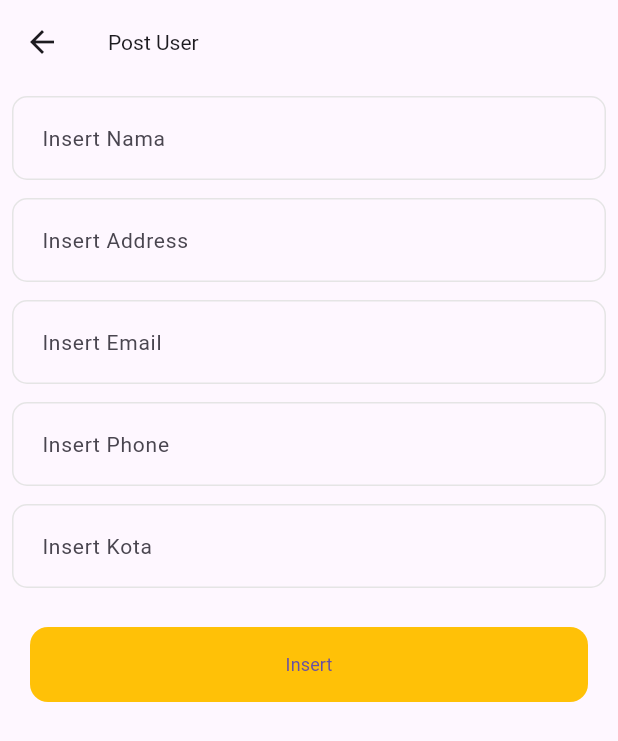
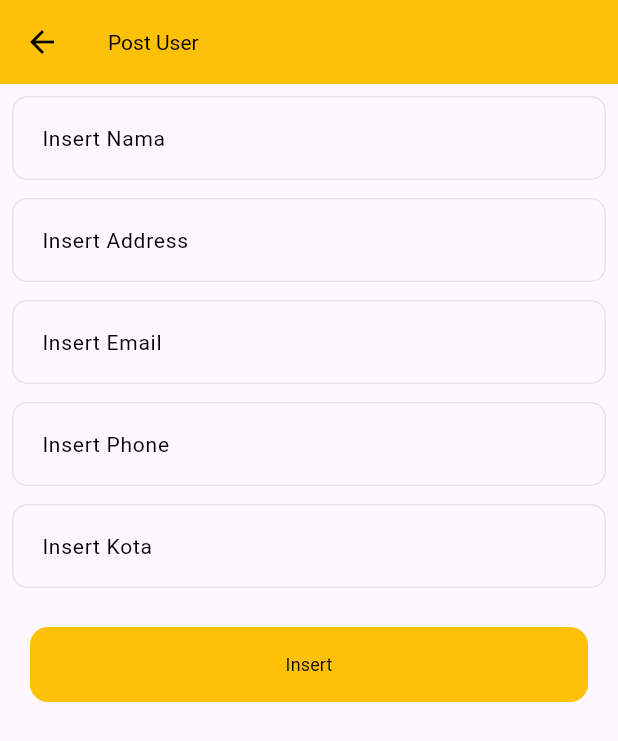
Before and after one commit to ghifariakbar01/alarm_gameconsign, a Flutter app: the screen it shows after launch, after a tap on the "add" icon, on a phone screen of 412 x 824 dp. Shown: the top 741 px of the screen. Run offline on Flutter 3.47's test engine with Material 3 defaults, Android fonts, the light colour scheme and no system bars; our stand-ins replace dio, flutter_bloc, flutter_hooks, flutter_keyboard_visibility, fpdart, freezed_annotation and 3 more; network calls fail.

Commit message:
chore(runner) : implement GetX as route management
Build route names, pages, and implement GetX navigation on codebase.

Chore #7

```diff
--- a/lib/core/navigation.dart
+++ b/lib/core/navigation.dart
@@ -1,41 +1,26 @@
-import 'package:flutter/material.dart';
+import 'package:get/route_manager.dart';
 
 import '../presentation/page/home_page.dart';
+import '../presentation/page/insert_page.dart';
+import '../presentation/page/unknown_page.dart';
 import 'routes.dart';
 
 class PageRoutes {
   PageRoutes();
-  Route<dynamic> onGenerateRoute(RouteSettings routeSettings) {
-    return MaterialPageRoute(
-      settings: routeSettings,
-      builder: (_) => _getPageRoute(routeSettings),
-    );
-  }
 
-  Widget _getPageRoute(RouteSettings routeSettings) {
-    try {
-      switch (routeSettings.name) {
-        case Routes.homePage:
-          return const HomePage();
-        default:
-          return _UnderMaintanancePage(
-              message: 'No route defined for ${routeSettings.name}');
-      }
-    } on Error catch (e) {
-      return _UnderMaintanancePage(message: e);
-    } catch (e) {
-      return _UnderMaintanancePage(message: e);
-    }
-  }
+  static GetPage unknownPage() => GetPage(
+        name: Routes.unknownPage,
+        page: () => const UnknownPage(),
+      );
+
+  static List<GetPage> pages() => [
+        GetPage(
+          name: Routes.homePage,
+          page: () => const HomePage(),
+        ),
+        GetPage(
+          name: Routes.insertPage,
+          page: () => const InsertPage(),
+        ),
+      ];
 }
-
-class _UnderMaintanancePage extends StatelessWidget {
-  final dynamic message;
-  const _UnderMaintanancePage({Key? key, required this.message})
-      : super(key: key);
-
-  @override
-  Widget build(BuildContext context) {
-    return Center(child: Text("Page tidak dapat ditemukan : $message"));
-  }
-}
--- /dev/null
+++ b/lib/core/providers.dart
@@ -0,0 +1,27 @@
+import 'package:flutter/material.dart';
+import 'package:flutter_bloc/flutter_bloc.dart';
+
+import '../presentation/bloc/cud_user/cud_user_bloc.dart';
+import '../presentation/bloc/user/user_bloc.dart';
+import '../presentation/cubit/filter_cubit.dart';
+import 'injection.dart';
+
+class Providers {
+  final BuildContext context;
+
+  Providers(this.context);
+
+  List<BlocProvider> get providers => _providers;
+
+  final List<BlocProvider> _providers = [
+    BlocProvider<FilterCubit>(
+      create: (BuildContext context) => FilterCubit(),
+    ),
+    BlocProvider<CudUserBloc>(
+      create: (BuildContext context) => CudUserBloc(sl()),
+    ),
+    BlocProvider<UserBloc>(
+      create: (BuildContext context) => userSl..add(GetUser()),
+    ),
+  ];
+}
--- a/lib/core/routes.dart
+++ b/lib/core/routes.dart
@@ -1,4 +1,5 @@
 class Routes {
-  static const String splash = '/';
-  static const String homePage = '/home';
+  static const String homePage = '/';
+  static const String insertPage = '/insert';
+  static const String unknownPage = '/unknown';
 }
--- a/lib/main.dart
+++ b/lib/main.dart
@@ -4,16 +4,13 @@ import 'package:flutter/material.dart';
 
 import 'package:accurative/core/injection.dart' as di;
 import 'package:flutter_bloc/flutter_bloc.dart';
+import 'package:get/route_manager.dart';
 
-import 'core/injection.dart';
 import 'core/navigation.dart';
 
-import 'presentation/bloc/cud_user/cud_user_bloc.dart';
-import 'presentation/bloc/user/user_bloc.dart';
-import 'presentation/cubit/filter_cubit.dart';
+import 'core/providers.dart';
+import 'core/routes.dart';
 import 'presentation/page/home_page.dart';
-
-final pageRoutes = di.sl<PageRoutes>();
 
 void main() {
   runZonedGuarded(() async {
@@ -42,21 +39,13 @@ class _MyAppState extends State<MyApp> {
   @override
   Widget build(BuildContext context) {
     return MultiBlocProvider(
-      providers: [
-        BlocProvider<FilterCubit>(
-          create: (BuildContext context) => FilterCubit(),
-        ),
-        BlocProvider<CudUserBloc>(
-          create: (BuildContext context) => CudUserBloc(sl()),
-        ),
-        BlocProvider<UserBloc>(
-          create: (BuildContext context) => userSl..add(GetUser()),
-        ),
-      ],
-      child: MaterialApp(
-        title: 'Flutter Demo',
-        onGenerateRoute: pageRoutes.onGenerateRoute,
+      providers: Providers(context).providers,
+      child: GetMaterialApp(
+        initialRoute: Routes.homePage,
+        unknownRoute: PageRoutes.unknownPage(),
+        getPages: PageRoutes.pages(),
         home: const HomePage(),
+        debugShowCheckedModeBanner: false,
       ),
     );
   }
--- a/lib/presentation/bloc/user/user_bloc.dart
+++ b/lib/presentation/bloc/user/user_bloc.dart
@@ -46,7 +46,8 @@ class UserBloc extends Bloc<UserEvent, UserState> {
       orElse: () {},
       data: (val) {
         final filtered = val
-            .where((user) => user.name.toLowerCase().contains(event.nama))
+            .where((user) =>
+                user.name.toLowerCase().contains(event.nama.toLowerCase()))
             .toList();
 
         emit(UserState.data(filtered));
--- a/lib/presentation/page/home_page.dart
+++ b/lib/presentation/page/home_page.dart
@@ -1,12 +1,14 @@
-import 'package:accurative/presentation/page/home_appbar.dart';
-import 'package:accurative/presentation/page/insert_page.dart';
 import 'package:flutter/material.dart';
 import 'package:flutter_bloc/flutter_bloc.dart';
 import 'package:flutter_hooks/flutter_hooks.dart';
 import 'package:flutter_keyboard_visibility/flutter_keyboard_visibility.dart';
+import 'package:get/route_manager.dart';
 
+import '../../core/routes.dart';
+import '../../style/style.dart';
 import '../bloc/user/user_bloc.dart';
 import '../bloc/user/user_state.dart';
+import '../widget/home_appbar_widget.dart';
 import '../widget/list_loading_widget.dart';
 import '../widget/user_list_widget.dart';
 
@@ -17,30 +19,23 @@ class HomePage extends HookWidget {
   Widget build(BuildContext context) {
     return KeyboardDismissOnTap(
       child: Scaffold(
-        appBar: const HomeAppBar(),
+        appBar: const HomeAppBarWidget(),
         body: BlocBuilder<UserBloc, UserState>(
             builder: (context, state) => state.map(
                 data: (value) {
                   final data = value.user;
                   if (data.isEmpty) return Container();
-                  return SafeArea(
-                    child: UserListWidget(
-                      data: data,
-                    ),
+                  return UserListWidget(
+                    data: data,
                   );
                 },
                 loading: (_) => const ListLoadingWidget(),
                 failure: (value) => ErrorWidget(value))),
         floatingActionButton: FloatingActionButton(
           onPressed: () {
-            Navigator.push(
-              context,
-              MaterialPageRoute<void>(
-                builder: (BuildContext context) => const InsertPage(),
-              ),
-            );
+            Get.toNamed(Routes.insertPage);
           },
-          backgroundColor: Colors.amber,
+          backgroundColor: Palette.secondaryColor,
           child: const Icon(
             Icons.add,
             color: Colors.white,
--- a/lib/presentation/page/insert_page.dart
+++ b/lib/presentation/page/insert_page.dart
@@ -1,8 +1,6 @@
 import 'package:flutter/material.dart';
 import 'package:flutter_bloc/flutter_bloc.dart';
 import 'package:flutter_hooks/flutter_hooks.dart';
-import 'package:flutter_keyboard_visibility/flutter_keyboard_visibility.dart';
-import 'package:fluttertoast/fluttertoast.dart';
 
 import '../../core/injection.dart';
 import '../../domain/dto/user_dto.dart';
@@ -26,8 +24,7 @@ class InsertPage extends HookWidget {
     final phoneController = useTextEditingController();
     final cityController = useTextEditingController();
 
-    return KeyboardDismissOnTap(
-      child: BlocListener<CudUserBloc, CudUserState>(
+    return BlocConsumer<CudUserBloc, CudUserState>(
       bloc: cudSl,
       listener: (_, state) {
         state.maybeWhen(
@@ -35,9 +32,7 @@ class InsertPage extends HookWidget {
           success: () => _onSuccess(context),
         );
       },
-        child: BlocBuilder<CudUserBloc, CudUserState>(
-          bloc: cudSl,
-          builder: (context, state) => state.maybeWhen(
+      builder: (_, state) => state.maybeWhen(
           loading: () => Scaffold(
                 appBar: AppBar(
                   automaticallyImplyLeading: false,
@@ -49,6 +44,8 @@ class InsertPage extends HookWidget {
           failure: (failure) => ErrorWidget(failure),
           orElse: () => Scaffold(
                 appBar: AppBar(
+                  backgroundColor: Palette.primaryColor,
+                  iconTheme: Themes.iconColor(),
                   title: Text(
                     'Post User',
                     style: Themes.font(14),
@@ -144,7 +141,7 @@ class InsertPage extends HookWidget {
                               height: 50,
                               decoration: BoxDecoration(
                                   borderRadius: BorderRadius.circular(12),
-                                      color: Colors.amber),
+                                  color: Palette.primaryColor),
                               child: Center(
                                 child: Text(
                                   'Insert',
@@ -157,23 +154,15 @@ class InsertPage extends HookWidget {
                   ),
                 ),
               )),
-        ),
-      ),
     );
   }
 
   _onSuccess(BuildContext context) {
-    Fluttertoast.showToast(
-      msg: "Sukses Input",
-      fontSize: 12.0,
-      timeInSecForIosWeb: 1,
-      textColor: Colors.white,
-      gravity: ToastGravity.CENTER,
+    ScaffoldMessenger.of(context).showSnackBar(const SnackBar(
+      content: Text('Sukses Create'),
       backgroundColor: Colors.green,
-      toastLength: Toast.LENGTH_SHORT,
-    ).then((_) {
+    ));
     userSl.add(GetUser());
     Navigator.pop(context);
-    });
   }
 }
--- a/lib/presentation/widget/base_shimmer_widget.dart
+++ b/lib/presentation/widget/base_shimmer_widget.dart
@@ -6,11 +6,11 @@ class BaseShimmerWidget extends StatelessWidget {
   final bool forceWrap;
   final double radius;
   const BaseShimmerWidget({
-    Key? key,
+    super.key,
     required this.child,
     this.forceWrap = false,
     this.radius = 4,
-  }) : super(key: key);
+  });
 
   @override
   Widget build(BuildContext context) {
--- a/lib/presentation/page/home_appbar.dart
+++ b/lib/presentation/widget/home_appbar_widget.dart
@@ -1,13 +1,14 @@
 import 'package:flutter/material.dart';
 import 'package:flutter_hooks/flutter_hooks.dart';
+import 'package:get/route_manager.dart';
 
 import '../../core/injection.dart';
 import '../../style/style.dart';
 import '../bloc/user/user_bloc.dart';
-import '../widget/filter_bottom_widget.dart';
+import 'filter/filter_bottom_widget.dart';
 
-class HomeAppBar extends HookWidget implements PreferredSizeWidget {
-  const HomeAppBar({super.key});
+class HomeAppBarWidget extends HookWidget implements PreferredSizeWidget {
+  const HomeAppBarWidget({super.key});
 
   @override
   Widget build(BuildContext context) {
@@ -18,10 +19,13 @@ class HomeAppBar extends HookWidget implements PreferredSizeWidget {
     return AppBar(
       toolbarHeight: 80,
       leadingWidth: isSearching.value ? double.infinity : 100,
-      backgroundColor: Colors.amber,
+      backgroundColor: Palette.secondaryColor,
       title: TextFormField(
         controller: controller,
-        onTap: () => isSearching.value = true,
+        onTap: () {
+          userSl.add(GetUser());
+          isSearching.value = true;
+        },
         onTapOutside: (_) => isSearching.value = false,
         onFieldSubmitted: (value) {
           if (value.isNotEmpty) {
@@ -31,18 +35,17 @@ class HomeAppBar extends HookWidget implements PreferredSizeWidget {
             isSearching.value = false;
           }
         },
-        decoration: Themes.formStyle('Search User'),
+        style: Themes.font(14, color: Colors.white),
+        decoration: Themes.formStyle('Search User', textColor: Colors.white),
       ),
       actions: isSearching.value
           ? []
           : [
               IconButton(
                   onPressed: () {
-                    showModalBottomSheet(
-                      context: context,
-                      isScrollControlled: true,
-                      builder: (context) => const FilterBottomWidget(),
-                    );
+                    userSl.add(GetUser());
+                    Get.bottomSheet(
+                        isScrollControlled: true, const FilterBottomWidget());
                   },
                   icon: const Icon(Icons.sort)),
               IconButton(
--- a/lib/style/src/palette.dart
+++ b/lib/style/src/palette.dart
@@ -2,6 +2,7 @@
 
 class Palette {
   static const primaryColor = Colors.amber;
-  static const primaryAccent = Colors.amberAccent;
-  static const grey = Color(0xffE5E5E5);
+  static const secondaryColor = Colors.indigo;
+  static const outlineColor = Color(0xffE5E5E5);
+  static const errorColor = Colors.red;
 }
--- a/lib/style/src/themes.dart
+++ b/lib/style/src/themes.dart
@@ -8,39 +8,53 @@ mixin Themes {
     TextDecoration? decoration,
   }) {
     return TextStyle(
-      color: color,
       fontSize: fontSize,
       decoration: decoration,
+      color: color ?? Colors.black,
       fontWeight: fontWeight ?? FontWeight.normal,
     );
   }
 
-  static OutlineInputBorder notFocused({Color? color}) {
-    return OutlineInputBorder(
-        borderRadius: const BorderRadius.all(Radius.circular(10)),
-        borderSide: BorderSide(color: color ?? Palette.grey));
+  static IconThemeData iconColor({Color? color}) {
+    return IconThemeData(color: color ?? Colors.black);
   }
 
-  static OutlineInputBorder focused({Color? color}) {
-    return OutlineInputBorder(
-        borderRadius: const BorderRadius.all(Radius.circular(10)),
-        borderSide: BorderSide(color: color ?? Palette.primaryColor));
+  static OutlineInputBorder notFocused() {
+    return const OutlineInputBorder(
+        borderRadius: BorderRadius.all(Radius.circular(10)),
+        borderSide: BorderSide(color: Palette.outlineColor));
   }
 
-  static InputDecoration formStyle(String hintText, {Widget? icon}) {
+  static OutlineInputBorder focused() {
+    return const OutlineInputBorder(
+        borderRadius: BorderRadius.all(Radius.circular(10)),
+        borderSide: BorderSide(color: Palette.primaryColor));
+  }
+
+  static OutlineInputBorder error() {
+    return const OutlineInputBorder(
+        borderRadius: BorderRadius.all(Radius.circular(10)),
+        borderSide: BorderSide(color: Palette.errorColor));
+  }
+
+  static InputDecoration formStyle(String hintText,
+      {Widget? icon, Color? textColor}) {
     return InputDecoration(
       hintText: hintText,
       suffixIcon: icon,
       border: InputBorder.none,
-      focusedBorder: InputBorder.none,
+      focusedBorder: Themes.focused(),
       enabledBorder: Themes.notFocused(),
+      errorBorder: Themes.error(),
       contentPadding: const EdgeInsets.all(16),
       hintStyle: Themes.font(
         14,
+        color: textColor ?? Colors.black,
         fontWeight: FontWeight.normal,
       ),
       labelStyle: Themes.font(
         14,
+        color: textColor ?? Colors.black,
         fontWeight: FontWeight.normal,
       ),
     );
--- a/pubspec.yaml
+++ b/pubspec.yaml
@@ -19,7 +19,7 @@ dependencies:
   flutter_hooks: ^0.20.5
 
   #* UI
-  # fluttertoast: ^8.1.0
+  fluttertoast: ^8.1.0
   shimmer: ^3.0.0
 
   #* Dependency Injection
@@ -30,7 +30,7 @@ dependencies:
 
   #* Utils
   fpdart: ^1.1.0
-  # flutter_keyboard_visibility: ^6.0.0
+  flutter_keyboard_visibility: ^6.0.0
   freezed_annotation: ^2.4.1
   json_annotation: ^4.8.1
 
```
Also changed, not shown: lib/presentation/page/unknown_page.dart (added, +10 -0 lines), lib/presentation/widget/filter/filter_bottom_data_widget.dart (added, +83 -0 lines), lib/presentation/widget/filter/filter_bottom_item_widget.dart (added, +43 -0 lines), lib/presentation/widget/filter/filter_bottom_widget.dart (added, +35 -0 lines), lib/presentation/widget/filter_bottom_widget.dart (deleted, +0 -101 lines), lib/presentation/widget/user_list_widget.dart (+14 -6 lines), pubspec.lock, 6 other files. Lines whose indentation alone changed are shown as unchanged.
